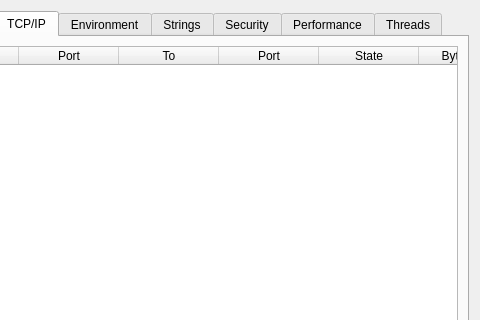
First picture: the form in ui/processdetails.ui, repository inspectC/linux-process-explorer, before the edit; both pictures show x 204 to 684 and y 0 to 320 of the 684 by 647 pixel window.
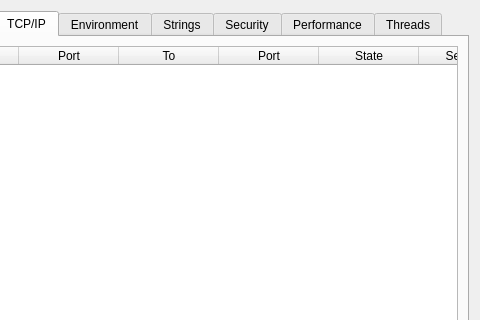
Second picture: the form after the edit. The open tabs and pages were chosen to show the change. Custom widgets are drawn as their Qt base class.

```diff
--- a/ui/processdetails.ui
+++ b/ui/processdetails.ui
@@ -615,12 +615,12 @@
          </column>
          <column>
           <property name="text">
-           <string>BytesSent</string>
+           <string>Sent/sec</string>
           </property>
          </column>
          <column>
           <property name="text">
-           <string>BytesRec</string>
+           <string>Rec/Sec</string>
           </property>
          </column>
         </widget>
```
